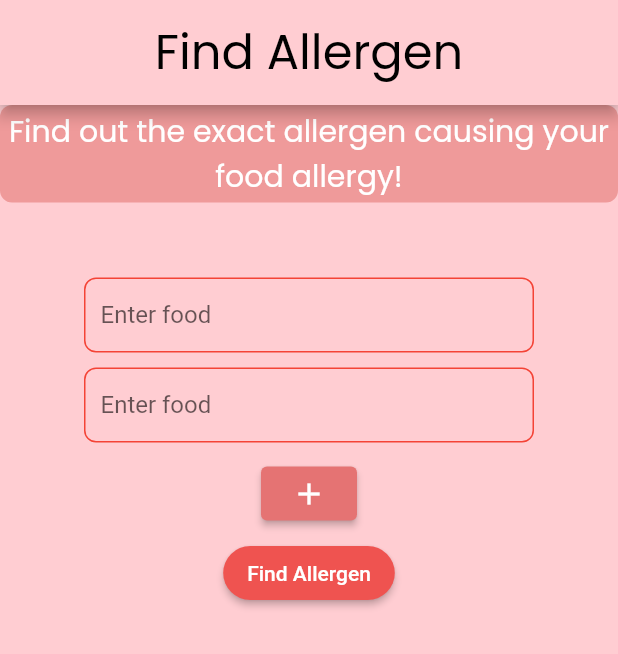
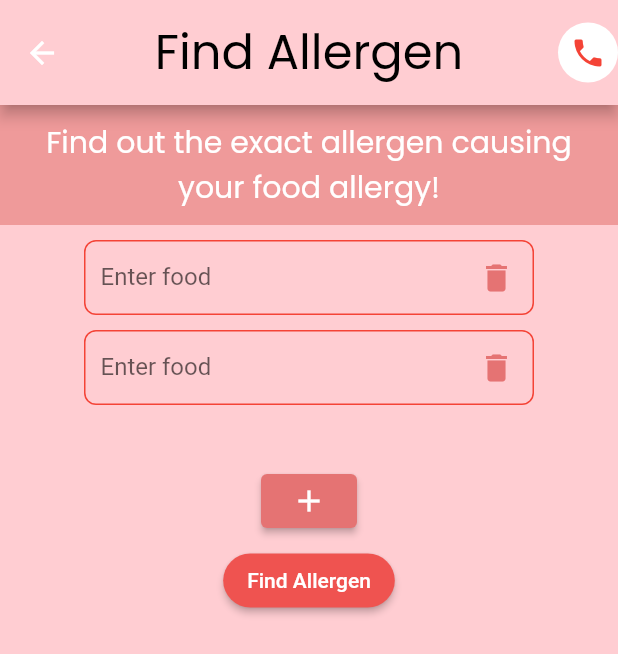
Before and after one commit to gavin331/orbital, a Flutter app: the FindAllergen screen opened directly, after a tap on the "add" icon, on a phone screen of 412 x 824 dp. Shown: the top 654 px of the screen. Run offline on Flutter 3.47's test engine with Material 2 defaults, Android fonts, the phone set to English and light mode, and no system bars; our stand-ins replace firebase_auth, firebase_core, flutter_sticky_header; accounts and stored records are empty.

Commit message:
Added delete function

```diff
--- a/lib/screens/FindAllergen.dart
+++ b/lib/screens/FindAllergen.dart
@@ -1,5 +1,4 @@
 import 'package:flutter/material.dart';
-// import 'package:orbital_appllergy/service/AuthService.dart';
 import 'package:flutter_sticky_header/flutter_sticky_header.dart';
 
 class FindAllergen extends StatefulWidget {
@@ -10,53 +9,7 @@ class FindAllergen extends StatefulWidget {
 }
 
 class _FindAllergenState extends State<FindAllergen> {
-  List<Widget> widgets = [
-    Container(
-      width: 300,
-      decoration: BoxDecoration(
-        border: Border.all(
-          color: Colors.red,
-          width: 1.0,
-        ),
-        borderRadius: BorderRadius.circular(8.0),
-      ),
-      child: TextFormField(
-        decoration: InputDecoration(
-          hintText: 'Enter food',
-          border: InputBorder.none,
-          contentPadding: EdgeInsets.symmetric(horizontal: 10, vertical: 8),
-        ),
-      ),
-    ),
-  ];
-
-  void toggle() {
-    setState(() {
-      widgets.add(
-        const SizedBox(height: 10),
-      );
-      widgets.add(
-        Container(
-          width: 300,
-          decoration: BoxDecoration(
-            border: Border.all(
-              color: Colors.red, // Border color
-              width: 1.0, // Border width
-            ),
-            borderRadius: BorderRadius.circular(8.0), // Border radius
-          ),
-          child: TextFormField(
-            decoration: InputDecoration(
-              hintText: 'Enter food',
-              border: InputBorder.none, // Remove the default border
-              contentPadding: EdgeInsets.symmetric(horizontal: 10),
-              alignLabelWithHint: true,
-            ),
-          ),
-        ),
-      );
-    });
-  }
+  List<TextEditingController> listController = [TextEditingController()];
 
   @override
   Widget build(BuildContext context) {
@@ -74,26 +27,37 @@ class _FindAllergenState extends State<FindAllergen> {
         ),
         centerTitle: true,
         backgroundColor: Colors.red[100],
+        actions: [
+          //TODO: Put this in the reusable folder to cache it.
+          CircleAvatar(
+            backgroundColor: Colors.white,
+            child: IconButton(
+              onPressed: () {
+                // Calls the emergency contact
+              },
+              icon: const Icon(
+                Icons.phone,
+                color: Colors.red,
+              ),
+            ),
+          )
+        ],
       ),
       body: CustomScrollView(
         slivers: [
           SliverStickyHeader(
             header: Container(
-              height: 65,
-              decoration: BoxDecoration(
-                color: Colors.red[200]!,
-                borderRadius: BorderRadius.circular(8.0),
-              ),
-              child: Center(
-                child: Text(
+              color: Colors.red[200],
+              width: double.infinity,
+              padding: const EdgeInsets.all(10),
+              child: const Text(
                 'Find out the exact allergen causing your food allergy!',
                 style: TextStyle(
+                  fontSize: 20,
+                  fontFamily: 'Poppins',
                   color: Colors.white,
-                    fontSize: 20.0,
-                    fontFamily: 'Poppins',
                 ),
-                  textAlign: TextAlign.center, // Center the text
-                ),
+                textAlign: TextAlign.center,
               ),
             ),
             sliver: SliverList(
@@ -101,21 +65,77 @@ class _FindAllergenState extends State<FindAllergen> {
                     (context, index) {
                   return Column(
                     children: [
-                      SizedBox(height: 50.0),
-                      Column(
-                        children: widgets,
+                      const SizedBox(height: 10),
+                      Row(
+                        mainAxisAlignment: MainAxisAlignment.center,
+                        children: [
+                          Container(
+                            width: 300,
+                            decoration: BoxDecoration(
+                              border: Border.all(
+                                color: Colors.red,
+                                width: 1.0,
                               ),
-                      SizedBox(height: 10.0),
+                              borderRadius: BorderRadius.circular(8.0),
+                            ),
+                            child: TextFormField(
+                              controller: listController[index],
+                              decoration: InputDecoration(
+                                hintText: 'Enter food',
+                                border: InputBorder.none,
+                                contentPadding:
+                                const EdgeInsets.symmetric(
+                                    horizontal: 10, vertical: 14),
+                                suffixIcon: IconButton(
+                                  onPressed: () {
+                                    //Deletes the text field.
+                                    setState(() {
+                                      listController[index].clear();
+                                      listController[index].dispose();
+                                      listController.removeAt(index);
+                                    });
+                                  },
+                                  icon: Icon(
+                                    Icons.delete,
+                                    color: Colors.red[300],
+                                  ),
+                                ),
+                              ),
+                            ),
+                          ),
+                        ],
+                      ),
+                    ],
+                  );
+                },
+                childCount: listController.length,
+              ),
+            ),
+          ),
+
+          //Add button and Find Allergen Button
+          SliverPadding(
+            padding: const EdgeInsets.all(20.0),
+            sliver: SliverToBoxAdapter(
+              child: Column(
+                children: [
+                  const SizedBox(height: 20),
+
+                  //Add Button
                   ElevatedButton(
                     onPressed: () {
-                          toggle();
+                      setState(() {
+                        listController.add(TextEditingController());
+                      });
                     },
                     style: ElevatedButton.styleFrom(
                       backgroundColor: Colors.red[300],
                     ),
                     child: const Icon(Icons.add),
                   ),
-                      SizedBox(height: 5.0),
+                  const SizedBox(height: 5.0),
+
+                  //Find Allergen button
                   ElevatedButton(
                     onPressed: () {
                       // Finds allergen
@@ -129,9 +149,6 @@ class _FindAllergenState extends State<FindAllergen> {
                     child: const Text('Find Allergen'),
                   ),
                 ],
-                  );
-                },
-                childCount: 1,
               ),
             ),
           ),
@@ -140,11 +157,3 @@ class _FindAllergenState extends State<FindAllergen> {
     );
   }
 }
-
-void main() {
-  runApp(
-    const MaterialApp(
-      home: FindAllergen(),
-    ),
-  );
-}
--- a/lib/screens/HomePage.dart
+++ b/lib/screens/HomePage.dart
@@ -1,4 +1,5 @@
 import 'package:flutter/material.dart';
+import 'package:orbital_appllergy/screens/FindAllergen.dart';
 import '../service/AuthService.dart';
 import 'SideMenu.dart';
 
@@ -63,7 +64,14 @@ class HomePage extends StatelessWidget {
                     height: 100.0,
                     width: 100.0,
                     child: TextButton(
-                      onPressed: () {}, // go to Find Allergen screen
+                      onPressed: () {
+                        Navigator.push(
+                            context,
+                            MaterialPageRoute(
+                                builder: (context) => const FindAllergen()
+                            )
+                        );
+                      }, // go to Find Allergen screen
                       style: ButtonStyle(
                         backgroundColor:
                             MaterialStateProperty.resolveWith<Color>((states) {
```
Lines whose indentation alone changed are shown as unchanged.
